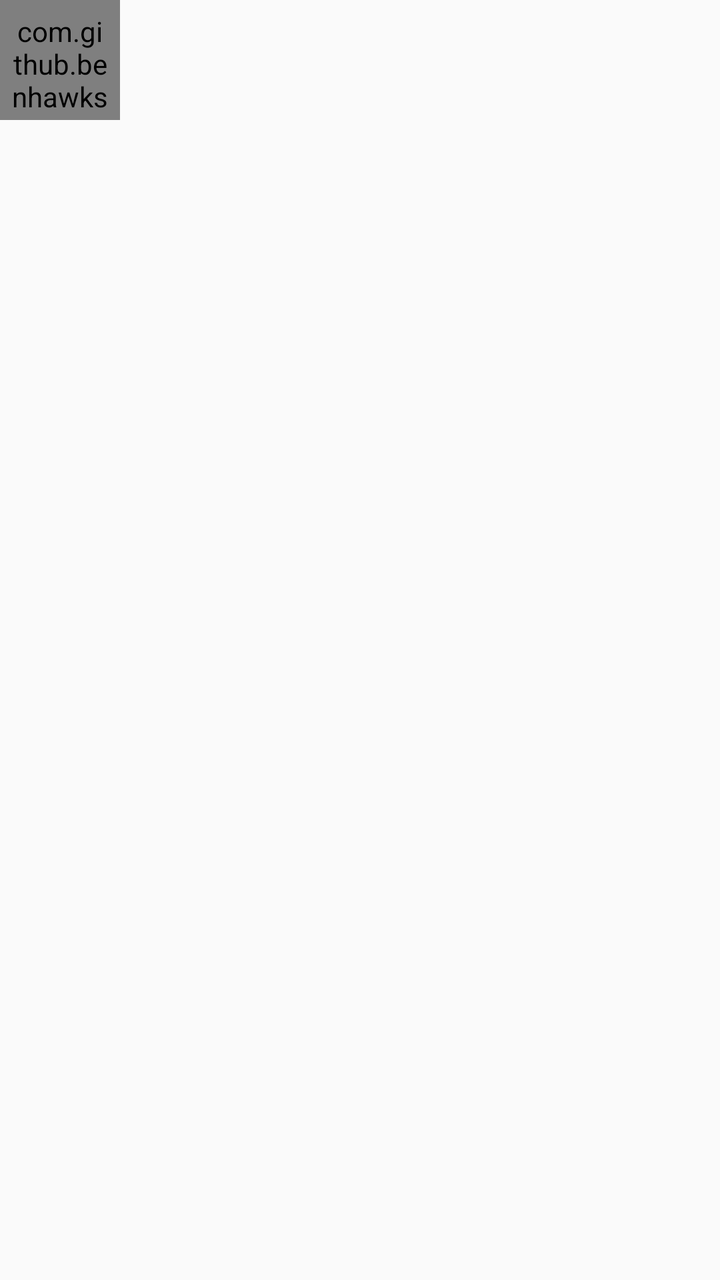
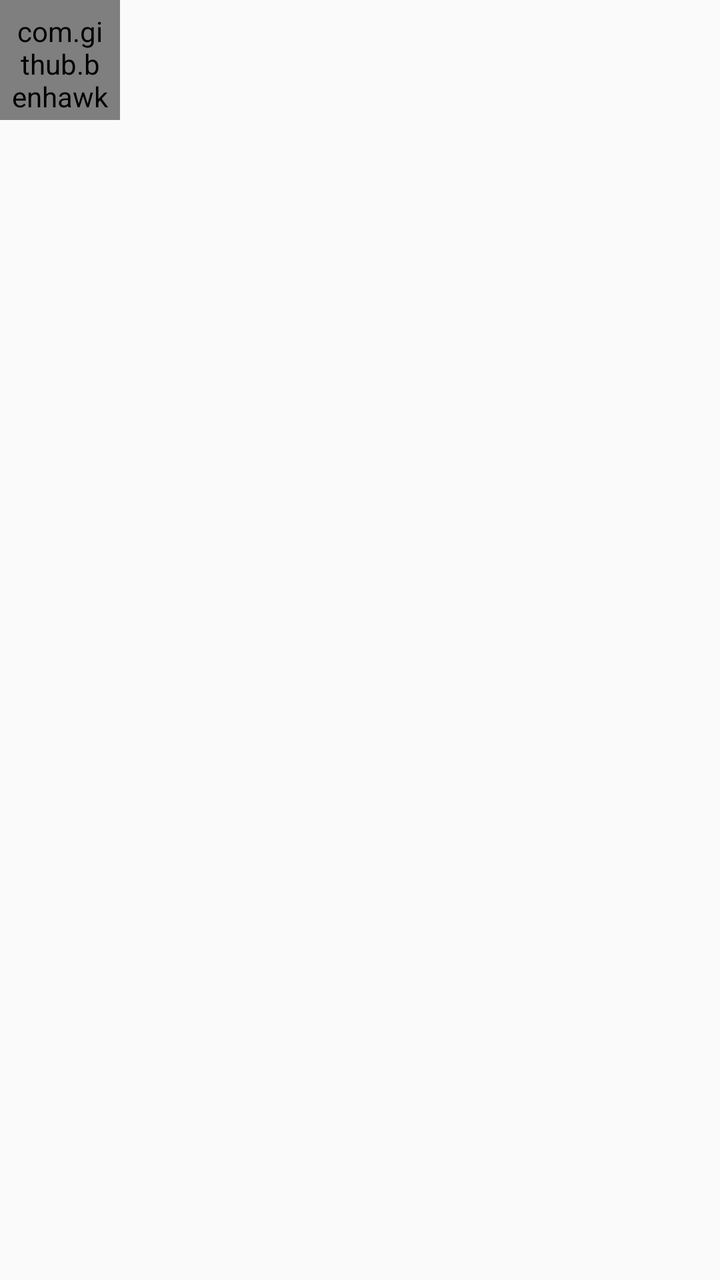

Two renders of the same Android screen: before a commit and after it. Below are the layout's source before the change and the commit's diff.
<!-- AndroidManifest.xml: another module's application theme android:Theme.Material.Light.DarkActionBar -->
<!-- res/layout/image_list_item.xml -->
<?xml version="1.0" encoding="utf-8"?>
<LinearLayout xmlns:android="http://schemas.android.com/apk/res/android"
    android:layout_width="match_parent"
    android:layout_height="wrap_content"
    android:orientation="horizontal">

    <com.github.benhawks.ivy2print.app.ScalingBitmapView
        android:id="@+id/imageView"
        android:layout_width="60dp"
        android:layout_height="60dp"
        android:padding="6dp" />

    <include layout="@android:layout/simple_list_item_2" />

</LinearLayout>
<!-- resources referenced by this layout -->
<resources>

</resources>

<!-- the commit's change to res/layout/image_list_item.xml (unified diff, before → after) -->
@@ -4,7 +4,7 @@
     android:layout_height="wrap_content"
     android:orientation="horizontal">
 
-    <com.github.benhawks.ivy2print.app.ScalingBitmapView
+    <com.github.benhawks.canonprint.app.ScalingBitmapView
         android:id="@+id/imageView"
         android:layout_width="60dp"
         android:layout_height="60dp"
